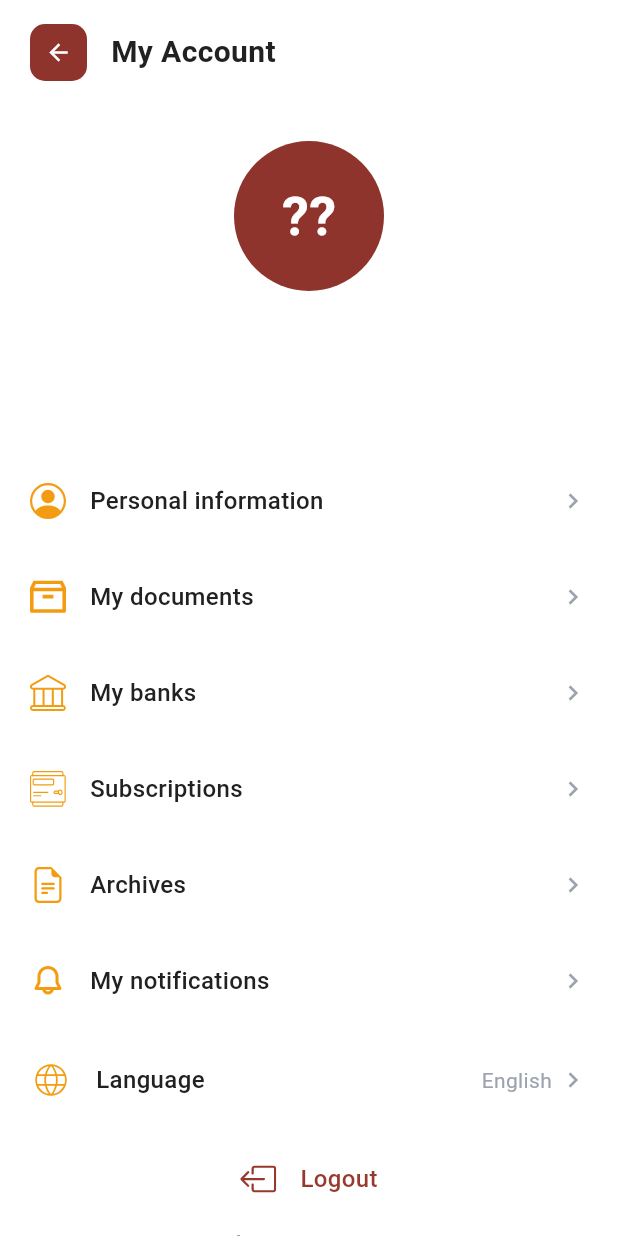
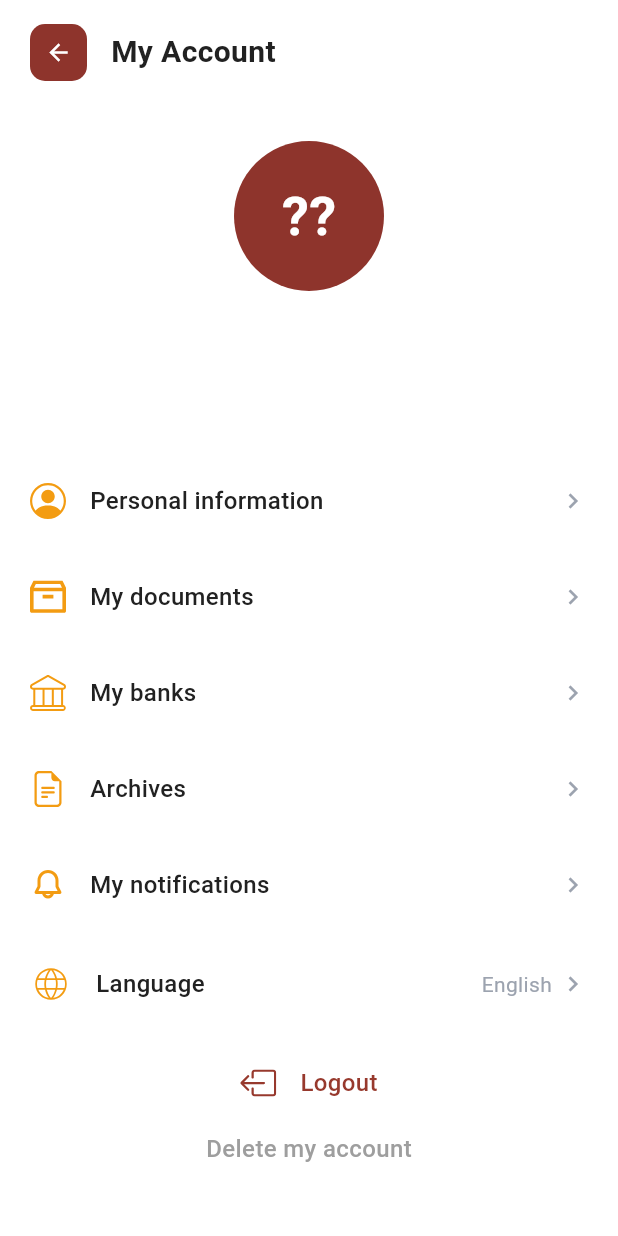
Before and after one commit to innovimpactafrica/secure-forms, a Flutter app: the ClientProfilScreen screen opened by its route, on a phone screen of 412 x 824 dp. Run offline on Flutter 3.47's test engine with Material 3 defaults, Android fonts, the phone set to English and light mode, and no system bars; our stand-ins replace app_links, cached_network_image, camera, easy_localization, equatable, file_picker and 13 more; missing offline and left inert: flutter_pdfview, google_mlkit_text_recognition, pdfrx, syncfusion_flutter_pdfviewer; accounts and stored records are empty; network calls fail; Roboto replaces fonts that are missing (Sofia Sans); project files that could hold a hidden picture were left out.

Commit message:
Apple review fix

```diff
--- /dev/null
+++ b/lib/core/utils/feature_flags.dart
@@ -0,0 +1,12 @@
+class FeatureFlags {
+  /// Abonnement visible seulement :
+  /// - Après le 5 juin 2026
+  /// - OU si la locale de l'appareil est Sénégal (fr_SN)
+  static bool isSubscriptionVisible(String? countryCode) {
+    final now = DateTime.now();
+    final releaseDate = DateTime(2026, 6, 5);
+    final afterReleaseDate = now.isAfter(releaseDate);
+    final isSenegal = countryCode == 'SN';
+    return afterReleaseDate || isSenegal;
+  }
+}
--- a/lib/features/auth/presentation/pages/mon_abonnement_screen.dart
+++ b/lib/features/auth/presentation/pages/mon_abonnement_screen.dart
@@ -497,7 +497,7 @@
         // NOUVEAU
 if (isActive)
   Positioned(
-    top: 18, // = mÃªme valeur que le margin top de la carte
+    top: 18, // = meme valeur que le margin top de la carte
     left: 0,
     right: 0,
     child: Center(
--- a/lib/features/client/presentation/pages/client_profil_screen.dart
+++ b/lib/features/client/presentation/pages/client_profil_screen.dart
@@ -20,6 +20,7 @@
 import 'mes_documents_screen.dart';
 import '../../../../core/utils/app_colors.dart';
 import '../../../../core/utils/app_constants.dart';
+import 'package:quick_forms/core/utils/feature_flags.dart';
 
 class ClientProfilScreen extends StatefulWidget {
   final bool fromHome;
@@ -636,11 +637,14 @@
             title: 'profil.my_banks'.tr(),
             onTap: onBanquesTap,
           ),
-          _MenuItem(
-            iconPath: 'assets/icons/subscription.svg',
-            title: 'profil.subscriptions'.tr(),
-            onTap: onAbonnementTap,
-          ),
+          if (FeatureFlags.isSubscriptionVisible(
+  WidgetsBinding.instance.platformDispatcher.locale.countryCode,
+))
+  _MenuItem(
+    iconPath: 'assets/icons/subscription.svg',
+    title: 'profil.subscriptions'.tr(),
+    onTap: onAbonnementTap,
+  ),
           _MenuItem(
             iconPath: 'assets/icons/archive.svg',
             title: 'profil.archives'.tr(),
```
